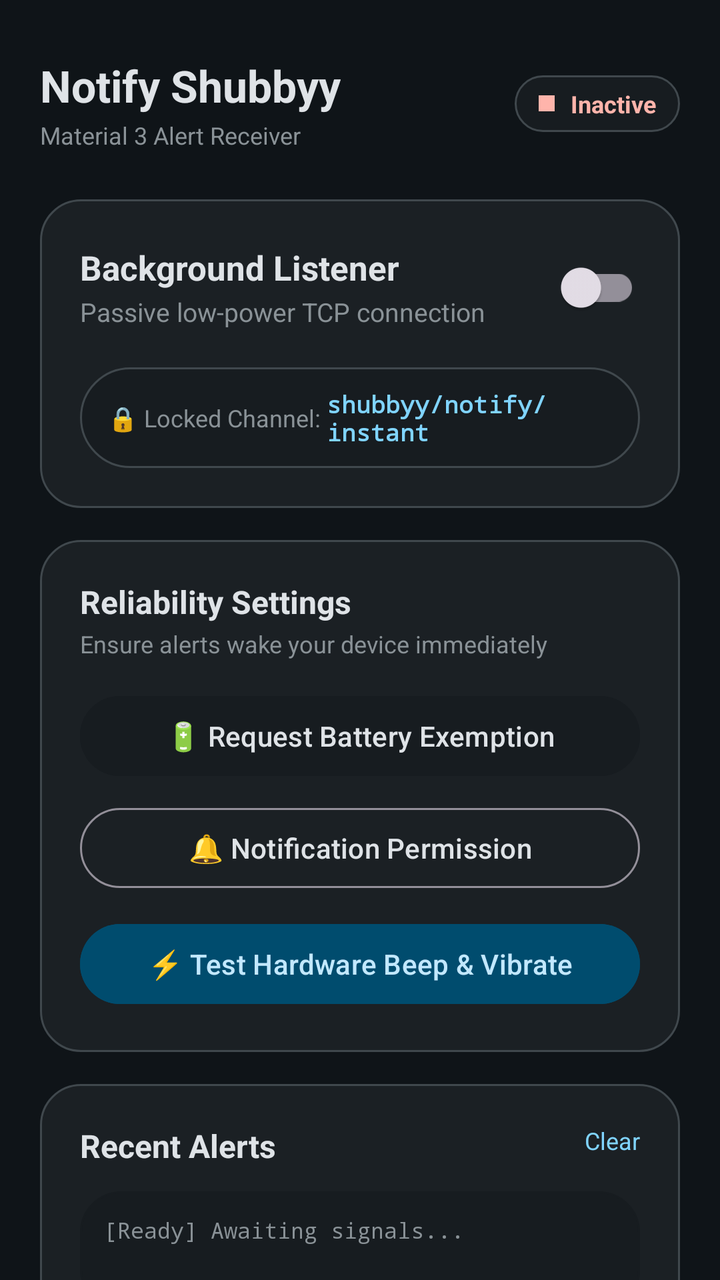
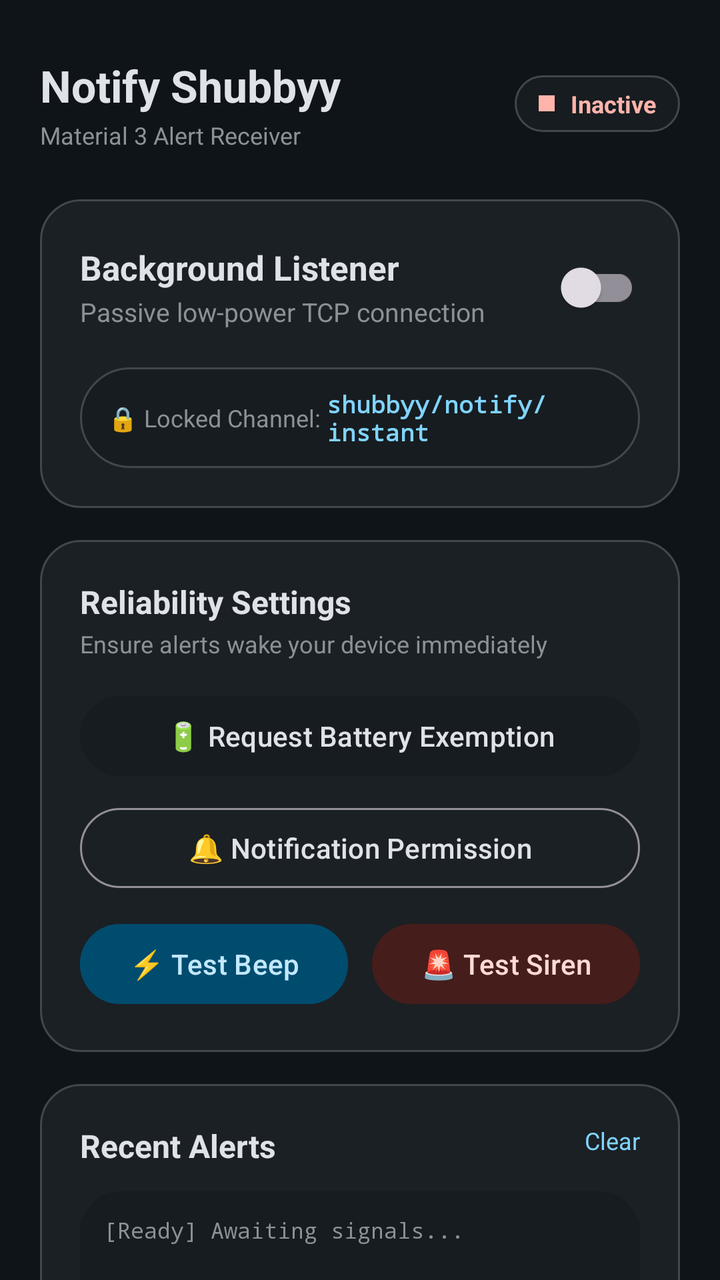

Screens rendered from an Android XML layout before and after an edit, with the pre-edit source and the edit as a unified diff.
<!-- AndroidManifest.xml: application theme Theme.NotifyShubbyy -->
<!-- res/layout/activity_main.xml -->
<?xml version="1.0" encoding="utf-8"?>
<androidx.core.widget.NestedScrollView xmlns:android="http://schemas.android.com/apk/res/android"
    xmlns:app="http://schemas.android.com/apk/res-auto"
    xmlns:tools="http://schemas.android.com/tools"
    android:layout_width="match_parent"
    android:layout_height="match_parent"
    android:background="@color/background"
    android:fillViewport="true">

    <LinearLayout
        android:layout_width="match_parent"
        android:layout_height="wrap_content"
        android:orientation="vertical"
        android:padding="20dp">

        
        <RelativeLayout
            android:layout_width="match_parent"
            android:layout_height="wrap_content"
            android:layout_marginTop="8dp"
            android:layout_marginBottom="24dp">

            <LinearLayout
                android:layout_width="wrap_content"
                android:layout_height="wrap_content"
                android:layout_centerVertical="true"
                android:orientation="vertical">

                <TextView
                    android:layout_width="wrap_content"
                    android:layout_height="wrap_content"
                    android:text="Notify Shubbyy"
                    android:textColor="@color/text_primary"
                    android:textSize="22sp"
                    android:textStyle="bold" />

                <TextView
                    android:layout_width="wrap_content"
                    android:layout_height="wrap_content"
                    android:layout_marginTop="2dp"
                    android:text="Material 3 Alert Receiver"
                    android:textColor="@color/text_secondary"
                    android:textSize="12sp" />
            </LinearLayout>

            
            <LinearLayout
                android:id="@+id/chipStatus"
                android:layout_width="wrap_content"
                android:layout_height="wrap_content"
                android:layout_alignParentEnd="true"
                android:layout_centerVertical="true"
                android:background="@drawable/bg_pill"
                android:gravity="center_vertical"
                android:paddingHorizontal="12dp"
                android:paddingVertical="6dp">

                <View
                    android:id="@+id/viewStatusDot"
                    android:layout_width="8dp"
                    android:layout_height="8dp"
                    android:background="@color/error" />

                <TextView
                    android:id="@+id/tvLiveStatus"
                    android:layout_width="wrap_content"
                    android:layout_height="wrap_content"
                    android:layout_marginStart="8dp"
                    android:text="Inactive"
                    android:textColor="@color/error"
                    android:textSize="12sp"
                    android:textStyle="bold" />
            </LinearLayout>
        </RelativeLayout>

        
        <LinearLayout
            android:layout_width="match_parent"
            android:layout_height="wrap_content"
            android:background="@drawable/bg_card"
            android:orientation="vertical"
            android:padding="20dp">

            <RelativeLayout
                android:layout_width="match_parent"
                android:layout_height="wrap_content">

                <LinearLayout
                    android:layout_width="wrap_content"
                    android:layout_height="wrap_content"
                    android:layout_alignParentStart="true"
                    android:layout_centerVertical="true"
                    android:layout_toStartOf="@id/switchService"
                    android:orientation="vertical">

                    <TextView
                        android:layout_width="wrap_content"
                        android:layout_height="wrap_content"
                        android:text="Background Listener"
                        android:textColor="@color/text_primary"
                        android:textSize="17sp"
                        android:textStyle="bold" />

                    <TextView
                        android:layout_width="wrap_content"
                        android:layout_height="wrap_content"
                        android:layout_marginTop="2dp"
                        android:text="Passive low-power TCP connection"
                        android:textColor="@color/text_secondary"
                        android:textSize="13sp" />
                </LinearLayout>

                <com.google.android.material.switchmaterial.SwitchMaterial
                    android:id="@+id/switchService"
                    android:layout_width="wrap_content"
                    android:layout_height="wrap_content"
                    android:layout_alignParentEnd="true"
                    android:layout_centerVertical="true" />
            </RelativeLayout>

            
            <LinearLayout
                android:layout_width="match_parent"
                android:layout_height="wrap_content"
                android:layout_marginTop="16dp"
                android:background="@drawable/bg_pill"
                android:gravity="center"
                android:paddingVertical="10dp"
                android:paddingHorizontal="14dp">

                <TextView
                    android:layout_width="wrap_content"
                    android:layout_height="wrap_content"
                    android:text="🔒 Locked Channel: "
                    android:textColor="@color/text_secondary"
                    android:textSize="12sp" />

                <TextView
                    android:layout_width="wrap_content"
                    android:layout_height="wrap_content"
                    android:text="shubbyy/notify/instant"
                    android:textColor="@color/primary"
                    android:textSize="12sp"
                    android:textStyle="bold"
                    android:fontFamily="monospace" />
            </LinearLayout>

        </LinearLayout>

        
        <LinearLayout
            android:layout_width="match_parent"
            android:layout_height="wrap_content"
            android:layout_marginTop="16dp"
            android:background="@drawable/bg_card"
            android:orientation="vertical"
            android:padding="20dp">

            <TextView
                android:layout_width="wrap_content"
                android:layout_height="wrap_content"
                android:text="Reliability Settings"
                android:textColor="@color/text_primary"
                android:textSize="16sp"
                android:textStyle="bold" />

            <TextView
                android:layout_width="wrap_content"
                android:layout_height="wrap_content"
                android:layout_marginTop="2dp"
                android:text="Ensure alerts wake your device immediately"
                android:textColor="@color/text_secondary"
                android:textSize="12sp" />

            
            <Button
                android:id="@+id/btnBatteryOpt"
                style="@style/Widget.Material3.Button.TonalButton"
                android:layout_width="match_parent"
                android:layout_height="wrap_content"
                android:layout_marginTop="14dp"
                android:backgroundTint="@color/surface"
                android:text="🔋 Request Battery Exemption"
                android:textColor="@color/text_primary" />

            
            <Button
                android:id="@+id/btnNotificationPerm"
                style="@style/Widget.Material3.Button.OutlinedButton"
                android:layout_width="match_parent"
                android:layout_height="wrap_content"
                android:layout_marginTop="8dp"
                android:text="🔔 Notification Permission"
                android:textColor="@color/text_primary" />

            
            <Button
                android:id="@+id/btnTestBeep"
                style="@style/Widget.Material3.Button"
                android:layout_width="match_parent"
                android:layout_height="wrap_content"
                android:layout_marginTop="10dp"
                android:backgroundTint="@color/primary_container"
                android:text="⚡ Test Hardware Beep &amp; Vibrate"
                android:textColor="@color/on_primary_container" />

        </LinearLayout>

        
        <LinearLayout
            android:layout_width="match_parent"
            android:layout_height="wrap_content"
            android:layout_marginTop="16dp"
            android:layout_marginBottom="24dp"
            android:background="@drawable/bg_card"
            android:orientation="vertical"
            android:padding="20dp">

            <RelativeLayout
                android:layout_width="match_parent"
                android:layout_height="wrap_content">

                <TextView
                    android:layout_width="wrap_content"
                    android:layout_height="wrap_content"
                    android:text="Recent Alerts"
                    android:textColor="@color/text_primary"
                    android:textSize="16sp"
                    android:textStyle="bold" />

                <TextView
                    android:id="@+id/btnClearLog"
                    android:layout_width="wrap_content"
                    android:layout_height="wrap_content"
                    android:layout_alignParentEnd="true"
                    android:text="Clear"
                    android:textColor="@color/primary"
                    android:textSize="12sp" />
            </RelativeLayout>

            <TextView
                android:id="@+id/tvEventLog"
                android:layout_width="match_parent"
                android:layout_height="wrap_content"
                android:layout_marginTop="12dp"
                android:background="@drawable/bg_card"
                android:backgroundTint="@color/surface"
                android:fontFamily="monospace"
                android:minHeight="60dp"
                android:padding="12dp"
                android:text="[Ready] Awaiting signals...\n"
                android:textColor="@color/text_secondary"
                android:textSize="11sp" />

        </LinearLayout>

    </LinearLayout>

</androidx.core.widget.NestedScrollView>
<!-- resources referenced by this layout -->
<resources>
  <color name="background">#0F1418</color>
  <color name="error">#FFB4AB</color>
  <color name="on_primary_container">#C2E8FF</color>
  <color name="primary">#80D4FF</color>
  <color name="primary_container">#004C6E</color>
  <color name="surface">#171C20</color>
  <color name="text_primary">#DFE3E7</color>
  <color name="text_secondary">#8A9297</color>
  <!-- drawable bg_card (drawable) -->
  <?xml version="1.0" encoding="utf-8"?>
  <shape xmlns:android="http://schemas.android.com/apk/res/android"
      android:shape="rectangle">
      <solid android:color="@color/surface_container" />
      <stroke
          android:width="1dp"
          android:color="@color/outline" />
      <corners android:radius="20dp" />
  </shape>
  <!-- drawable bg_pill (drawable) -->
  <?xml version="1.0" encoding="utf-8"?>
  <shape xmlns:android="http://schemas.android.com/apk/res/android"
      android:shape="rectangle">
      <solid android:color="@color/surface" />
      <stroke
          android:width="1dp"
          android:color="@color/outline" />
      <corners android:radius="999dp" />
  </shape>
  <style name="Theme.NotifyShubbyy" parent="Theme.Material3.Dark.NoActionBar">
          <item name="colorPrimary">@color/primary</item>
          <item name="colorSecondary">@color/secondary</item>
          <item name="android:statusBarColor">@color/background</item>
          <item name="android:navigationBarColor">@color/background</item>
          <item name="android:windowBackground">@color/background</item>
      </style>
  <color name="surface_container">#1B2024</color>
  <color name="outline">#40484D</color>
  <color name="secondary">#B5C9D7</color>
</resources>

<!-- the commit's change to res/layout/activity_main.xml (unified diff, before → after) -->
@@ -194,15 +194,35 @@
                 android:textColor="@color/text_primary" />
 
             
-            <Button
-                android:id="@+id/btnTestBeep"
-                style="@style/Widget.Material3.Button"
+            
+            <LinearLayout
                 android:layout_width="match_parent"
                 android:layout_height="wrap_content"
                 android:layout_marginTop="10dp"
-                android:backgroundTint="@color/primary_container"
-                android:text="⚡ Test Hardware Beep &amp; Vibrate"
-                android:textColor="@color/on_primary_container" />
+                android:orientation="horizontal">
+
+                <Button
+                    android:id="@+id/btnTestBeep"
+                    style="@style/Widget.Material3.Button"
+                    android:layout_width="0dp"
+                    android:layout_height="wrap_content"
+                    android:layout_marginEnd="6dp"
+                    android:layout_weight="1"
+                    android:backgroundTint="@color/primary_container"
+                    android:text="⚡ Test Beep"
+                    android:textColor="@color/on_primary_container" />
+
+                <Button
+                    android:id="@+id/btnTestSiren"
+                    style="@style/Widget.Material3.Button"
+                    android:layout_width="0dp"
+                    android:layout_height="wrap_content"
+                    android:layout_marginStart="6dp"
+                    android:layout_weight="1"
+                    android:backgroundTint="@color/error_container"
+                    android:text="🚨 Test Siren"
+                    android:textColor="@color/on_error_container" />
+            </LinearLayout>
 
         </LinearLayout>
 
<!-- resource entries referenced after the edit -->
@@ -2,6 +2,8 @@
 <resources>
   <color name="background">#0F1418</color>
   <color name="error">#FFB4AB</color>
+  <color name="error_container">#451D1A</color>
+  <color name="on_error_container">#FFDAD6</color>
   <color name="on_primary_container">#C2E8FF</color>
   <color name="primary">#80D4FF</color>
   <color name="primary_container">#004C6E</color>
